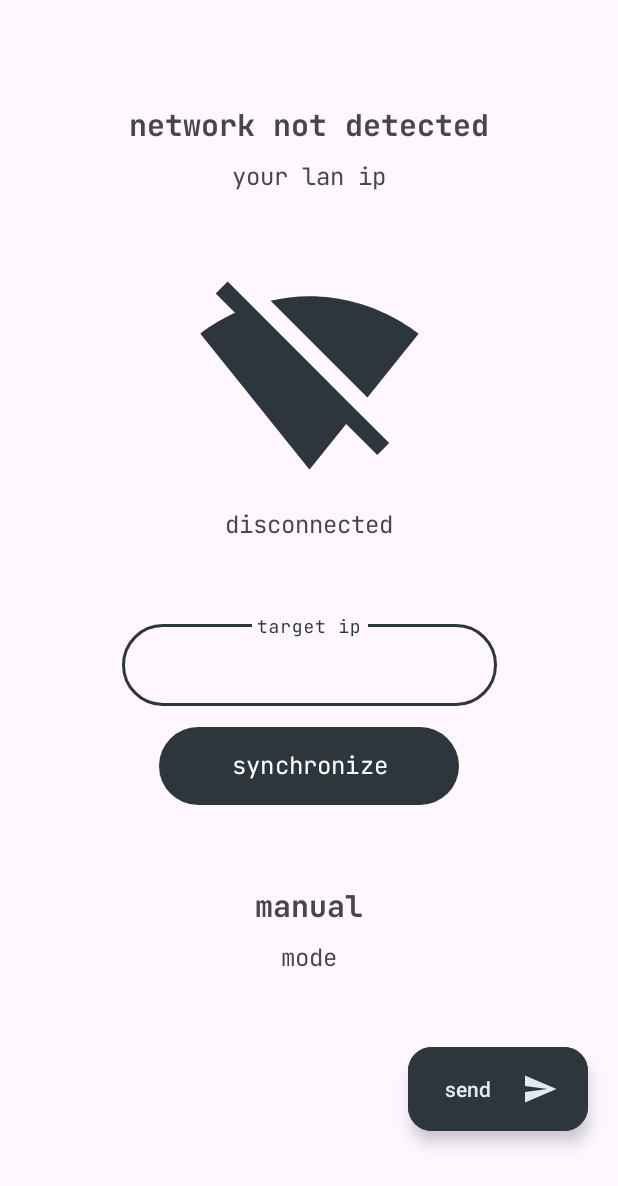
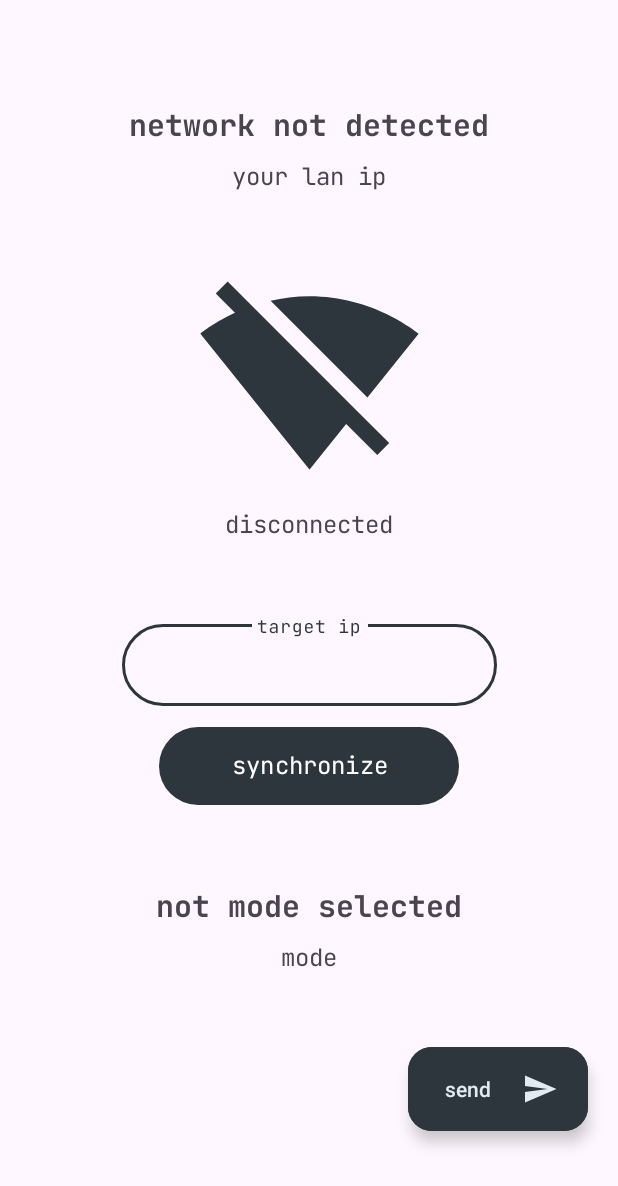
Before and after one commit to KaimDev/zClip-Android, an Android app: the layout fragment_home.xml on its own in the app's theme, with its tools: preview values and no code run, on a phone screen of 412 x 824 dp. Shown: the top 1186 px of the screen. Run offline under Robolectric (Android 15) with nearby library versions, the light colour scheme and no system bars.

Commit message:
The mode label was changed to the current configuration

```diff
--- a/app/src/main/res/layout/fragment_home.xml
+++ b/app/src/main/res/layout/fragment_home.xml
@@ -96,7 +96,7 @@
         android:layout_height="wrap_content"
         android:layout_marginTop="50dp"
         android:fontFamily="@font/jetbrains_mono_bold"
-        android:text="@string/manual"
+        android:text="@string/not_mode_selected"
         android:textAlignment="center"
         android:textSize="20sp"
         app:layout_constraintTop_toBottomOf="@id/btn_synchronize" />
--- a/app/src/main/res/values/strings.xml
+++ b/app/src/main/res/values/strings.xml
@@ -8,6 +8,8 @@
     <string name="connected">connected</string>
     <string name="synchronize">synchronize</string>
     <string name="manual">manual</string>
+    <string name="auto">auto</string>
+    <string name="not_mode_selected">not mode selected</string>
     <string name="mode">mode</string>
     <string name="hint_target_ip">target ip</string>
     <string name="send">send</string>
```
Also changed, not shown: app/src/main/java/com/kaimdev/zclip_android/fragments/HomeFragment.kt (+21 -14 lines).
